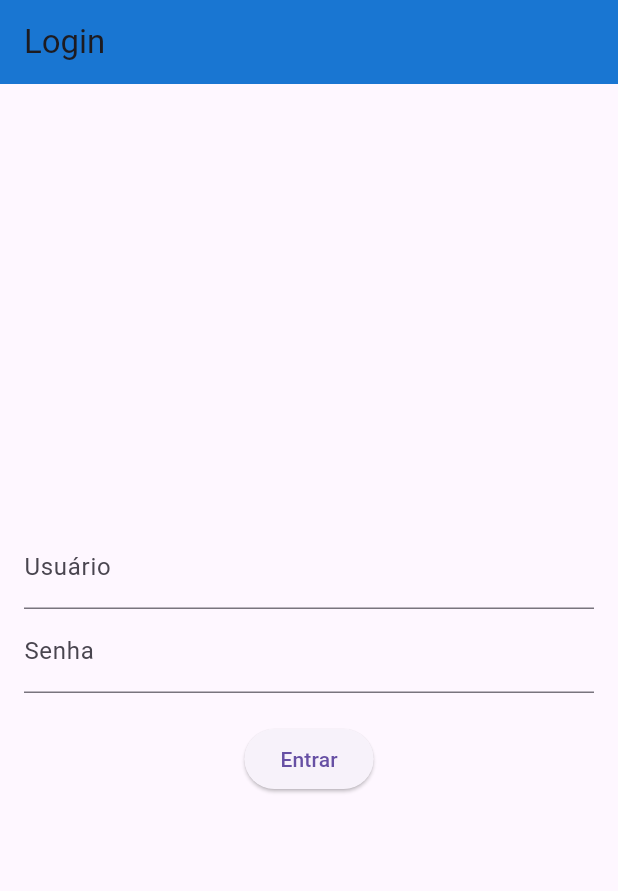
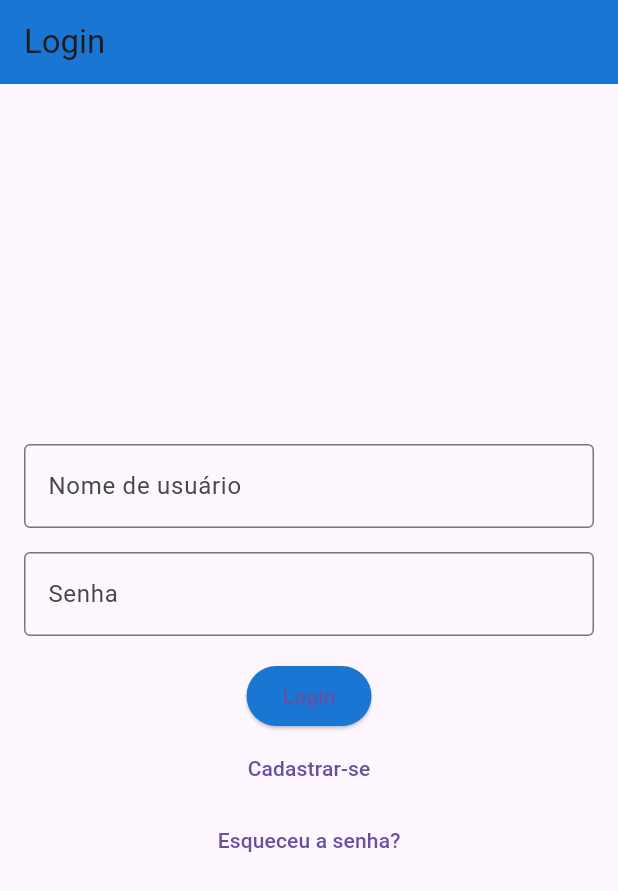
Before and after one commit to Ismael732/untitled, a Flutter app: the screen it shows after launch, on a phone screen of 412 x 824 dp. Shown: the top 891 px of the screen. Run offline on Flutter 3.47's test engine with Material 3 defaults, Android fonts, the phone set to English and light mode, and no system bars.

Commit message:
tech untiltled

```diff
--- a/lib/main.dart
+++ b/lib/main.dart
@@ -1,15 +1,27 @@
 import 'package:flutter/material.dart';
+import 'controllers/auth_controller.dart';
 import 'views/login_page.dart';
+import 'views/home_page.dart';
 
 void main() {
   runApp(MyApp());
 }
 
 class MyApp extends StatelessWidget {
+  final AuthController _authController = AuthController();
+
   @override
   Widget build(BuildContext context) {
     return MaterialApp(
-      home: LoginPage(),
+      title: 'CRUD App',
+      theme: ThemeData(
+        primarySwatch: Colors.blue,
+      ),
+      initialRoute: '/',
+      routes: {
+        '/': (context) => LoginPage(),
+        '/home': (context) => HomePage(),
+      },
     );
   }
 }
--- a/lib/views/login_page.dart
+++ b/lib/views/login_page.dart
@@ -1,7 +1,12 @@
 import 'package:flutter/material.dart';
-import 'home_page.dart';
+import 'sign_up_page.dart'; // Adiciona a importação da SignUpPage
 
-class LoginPage extends StatelessWidget {
+class LoginPage extends StatefulWidget {
+  @override
+  _LoginPageState createState() => _LoginPageState();
+}
+
+class _LoginPageState extends State<LoginPage> {
   final TextEditingController _usernameController = TextEditingController();
   final TextEditingController _passwordController = TextEditingController();
 
@@ -19,48 +24,84 @@ class LoginPage extends StatelessWidget {
           children: [
             TextField(
               controller: _usernameController,
-              decoration: InputDecoration(labelText: 'Usuário'),
+              decoration: InputDecoration(
+                labelText: 'Nome de usuário',
+                border: OutlineInputBorder(),
+              ),
             ),
+            SizedBox(height: 16),
             TextField(
               controller: _passwordController,
-              decoration: InputDecoration(labelText: 'Senha'),
               obscureText: true,
+              decoration: InputDecoration(
+                labelText: 'Senha',
+                border: OutlineInputBorder(),
+              ),
             ),
-            SizedBox(height: 20),
+            SizedBox(height: 16),
             ElevatedButton(
               onPressed: () {
-
-                if (_usernameController.text == "Carlos" &&
-                    _passwordController.text == "123") {
-
-                  Navigator.pushReplacement(
-                    context,
-                    MaterialPageRoute(builder: (context) => HomePage()),
-                  );
-                } else {
-
-                  showDialog(
-                    context: context,
-                    builder: (context) => AlertDialog(
-                      title: Text('Erro'),
-                      content: Text('Usuário ou senha incorretos!'),
-                      actions: [
-                        TextButton(
-                          onPressed: () {
-                            Navigator.of(context).pop();
-                          },
-                          child: Text('OK'),
-                        ),
-                      ],
-                    ),
-                  );
-                }
+                _login(context);
               },
-              child: Text('Entrar'),
+              child: Text('Login'),
+              style: ElevatedButton.styleFrom(
+                backgroundColor: Colors.blue[700], // Cor de fundo corrigida
+              ),
+            ),
+            TextButton(
+              onPressed: () {
+                _navigateToSignUp(context); // Função de navegação para o cadastro
+              },
+              child: Text('Cadastrar-se'),
+            ),
+            TextButton(
+              onPressed: () {
+                _resetPassword(context); // Função para recuperar senha
+              },
+              child: Text('Esqueceu a senha?'),
             ),
           ],
         ),
       ),
     );
   }
+
+  void _login(BuildContext context) {
+    String username = _usernameController.text;
+    String password = _passwordController.text;
+
+    // Lógica para verificar login
+    if (username == 'admin' && password == 'admin') {
+      Navigator.pushReplacementNamed(context, '/home');
+    } else {
+      ScaffoldMessenger.of(context).showSnackBar(
+        SnackBar(content: Text('Login ou senha incorretos')),
+      );
+    }
+  }
+
+  void _navigateToSignUp(BuildContext context) {
+    Navigator.push(
+      context,
+      MaterialPageRoute(builder: (context) => SignUpPage()), // Agora SignUpPage está definido
+    );
+  }
+
+  void _resetPassword(BuildContext context) {
+    showDialog(
+      context: context,
+      builder: (context) => AlertDialog(
+        title: Text('Recuperar senha'),
+        content: Text('Entre em contato com o suporte para recuperar a senha.'),
+        actions: [
+          TextButton(
+            onPressed: () {
+              Navigator.of(context).pop();
+            },
+            child: Text('Fechar'),
+          ),
+        ],
+      ),
+    );
+  }
 }
```
Also changed, not shown: lib/controllers/auth_controller.dart (added, +30 -0 lines), lib/controllers/home_controller.dart (+17 -0 lines), lib/views/home_page.dart (+9 -2 lines), lib/views/notifications_page.dart (added, +44 -0 lines), lib/views/settings_page.dart (added, +101 -0 lines), lib/views/sign_up_page.dart (added, +67 -0 lines).
